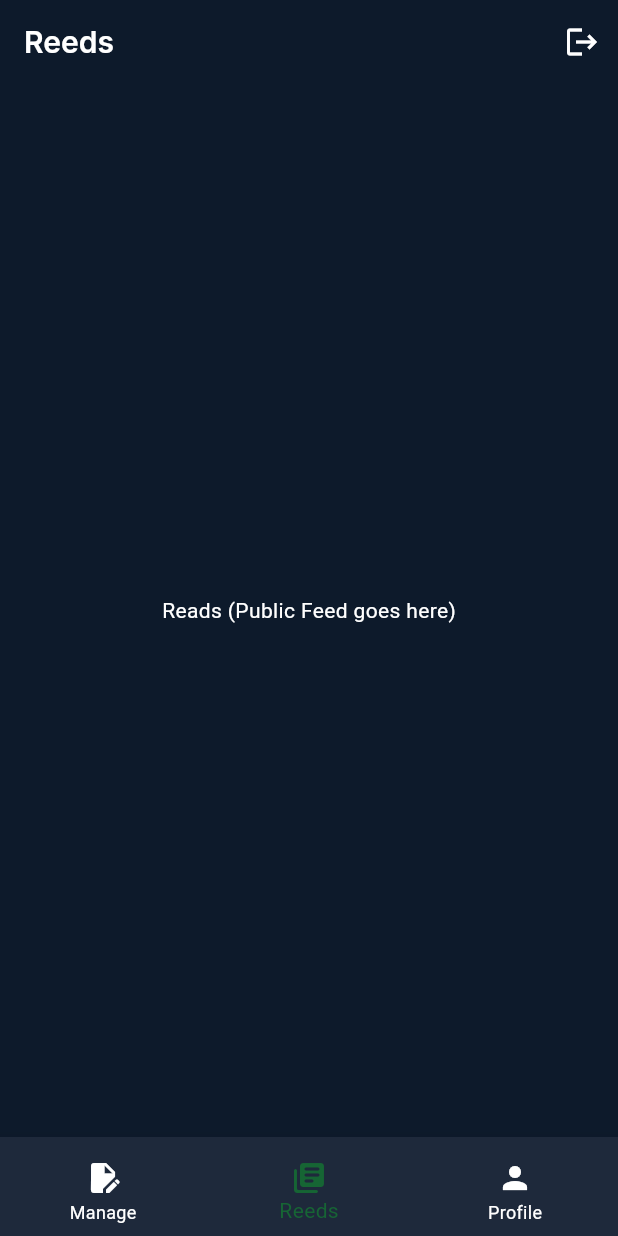
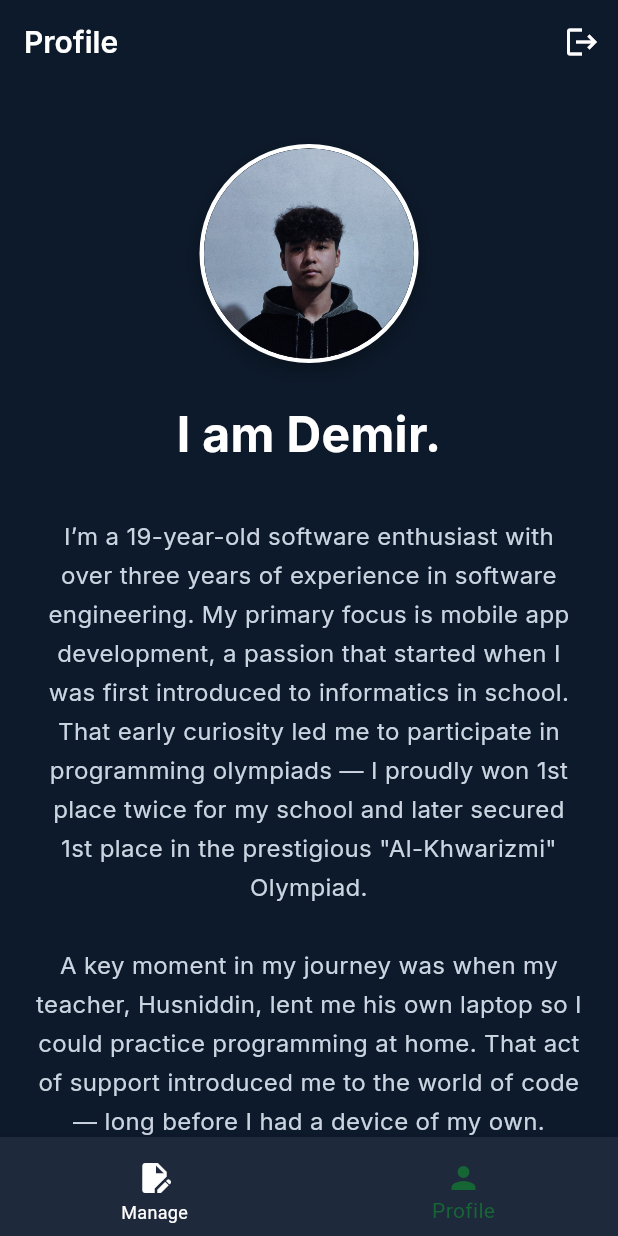
Before and after one commit to demirrepo/reedsblog-mobile, a Flutter app: the screen it shows once a user with an empty profile is signed in, item 2 of the bottom bar chosen, on a phone screen of 412 x 824 dp. Run offline on Flutter 3.47's test engine with Material 3 defaults, Android fonts, the phone set to English and light mode, and no system bars; our stand-ins replace cloud_firestore, firebase_auth, firebase_core, google_fonts; accounts and stored records are empty.

Commit message:
feat: complete core CMS features, profile screen, and app icon

```diff
--- a/lib/main_screen.dart
+++ b/lib/main_screen.dart
@@ -1,6 +1,7 @@
 import 'package:flutter/material.dart';
 import 'package:firebase_auth/firebase_auth.dart';
 import 'package:google_fonts/google_fonts.dart';
+import 'package:reedsblog/screens/profile_screen.dart';
 import 'package:reedsblog/widgets/management_screen.dart';
 
 class MainScreen extends StatefulWidget {
@@ -15,21 +16,10 @@ class _MainScreenState extends State<MainScreen> {
 
   final List<Widget> _screens = [
     const Center(child: ManagementScreen()),
-    const Center(
-      child: Text(
-        "Reads (Public Feed goes here)",
-        style: TextStyle(color: Colors.white),
-      ),
-    ),
-    const Center(
-      child: Text(
-        "Profile (About Me goes here)",
-        style: TextStyle(color: Colors.white),
-      ),
-    ),
+    const Center(child: ProfileScreen()),
   ];
 
-  final List<String> _titles = ["Manage Posts", "Reeds", "Profile"];
+  final List<String> _titles = ["Manage Posts", "Profile"];
 
   @override
   Widget build(BuildContext context) {
@@ -77,13 +67,6 @@ class _MainScreenState extends State<MainScreen> {
           BottomNavigationBarItem(
             icon: Padding(
               padding: const EdgeInsets.only(top: 8),
-              child: Icon(Icons.library_books_rounded),
-            ),
-            label: "Reeds",
-          ),
-          BottomNavigationBarItem(
-            icon: Padding(
-              padding: const EdgeInsets.only(top: 8),
               child: Icon(Icons.person),
             ),
             label: "Profile",
--- /dev/null
+++ b/lib/screens/profile_screen.dart
@@ -0,0 +1,79 @@
+import 'package:flutter/material.dart';
+import 'package:google_fonts/google_fonts.dart';
+
+class ProfileScreen extends StatelessWidget {
+  const ProfileScreen({super.key});
+
+  @override
+  Widget build(BuildContext context) {
+    return Scaffold(
+      backgroundColor:
+          Colors.transparent, // Lets the MainScreen navy show through
+      body: SingleChildScrollView(
+        child: Padding(
+          padding: const EdgeInsets.symmetric(horizontal: 24.0, vertical: 40.0),
+          child: Column(
+            crossAxisAlignment: CrossAxisAlignment.center,
+            children: [
+              // 1. The Profile Image with White Border
+              Container(
+                decoration: BoxDecoration(
+                  shape: BoxShape.circle,
+                  border: Border.all(
+                    color: Colors.white,
+                    width: 3,
+                  ), // That white ring
+                  boxShadow: [
+                    BoxShadow(
+                      color: Colors.black.withOpacity(0.3),
+                      blurRadius: 10,
+                      offset: const Offset(0, 5),
+                    ),
+                  ],
+                ),
+                child: const CircleAvatar(
+                  radius: 70, // Nice and big
+                  backgroundImage: AssetImage('lib/assets/images/avatar.jpg'),
+                  backgroundColor: Color(0xFF1E293B), // Fallback color
+                ),
+              ),
+
+              const SizedBox(height: 24),
+
+              // 2. The "I am Demir." Heading
+              Text(
+                "I am Demir.",
+                textAlign: TextAlign.center,
+                style: GoogleFonts.inter(
+                  color: Colors.white,
+                  fontSize: 32,
+                  fontWeight: FontWeight.bold, // Extra bold
+                ),
+              ),
+
+              const SizedBox(height: 32),
+
+              // 3. The Body Text
+              // We use RichText or just standard Text.
+              // Since your text has simple formatting, a standard Text widget is cleaner.
+              Text(
+                "I’m a 19-year-old software enthusiast with over three years of experience in software engineering. My primary focus is mobile app development, a passion that started when I was first introduced to informatics in school. That early curiosity led me to participate in programming olympiads — I proudly won 1st place twice for my school and later secured 1st place in the prestigious \"Al-Khwarizmi\" Olympiad.\n\nA key moment in my journey was when my teacher, Husniddin, lent me his own laptop so I could practice programming at home. That act of support introduced me to the world of code — long before I had a device of my own. Today, I’m pursuing a Bachelor's degree under the Millat Umidi foundation and continue to explore the world of software development with the same curiosity I started with.\n\nOutside of tech, I have a deep interest in films — from storytelling and cinematography to the creative decisions of directors. It fascinates me how ideas turn into powerful visual experiences.\n\nSo far, I’ve built several projects, including a Weather App, Rock-Paper-Scissors game, and a Fast-Food Delivery App for a local restaurant, among others. If you'd like to read more about my thoughts, reflections, experiences, and what I've learned along the way, check out the articles I post on the Reeds page. See you there!",
+                textAlign:
+                    TextAlign.center, // Centered just like the screenshot
+                style: GoogleFonts.inter(
+                  color: const Color(
+                    0xFFCBD5E1,
+                  ), // Slightly soft white (Slate-300) for readability
+                  fontSize: 16,
+                  height: 1.6, // Good line height makes long text easy to read
+                ),
+              ),
+
+              const SizedBox(height: 40),
+            ],
+          ),
+        ),
+      ),
+    );
+  }
+}
```
Also changed, not shown: lib/screens/createpost_screen.dart (added, +163 -0 lines), lib/widgets/management_screen.dart (+19 -2 lines), pubspec.yaml (+11 -0 lines), lib/assets/icon/app_icon.png (added), lib/assets/images/avatar.jpg (added), pubspec.lock, 35 other files.
